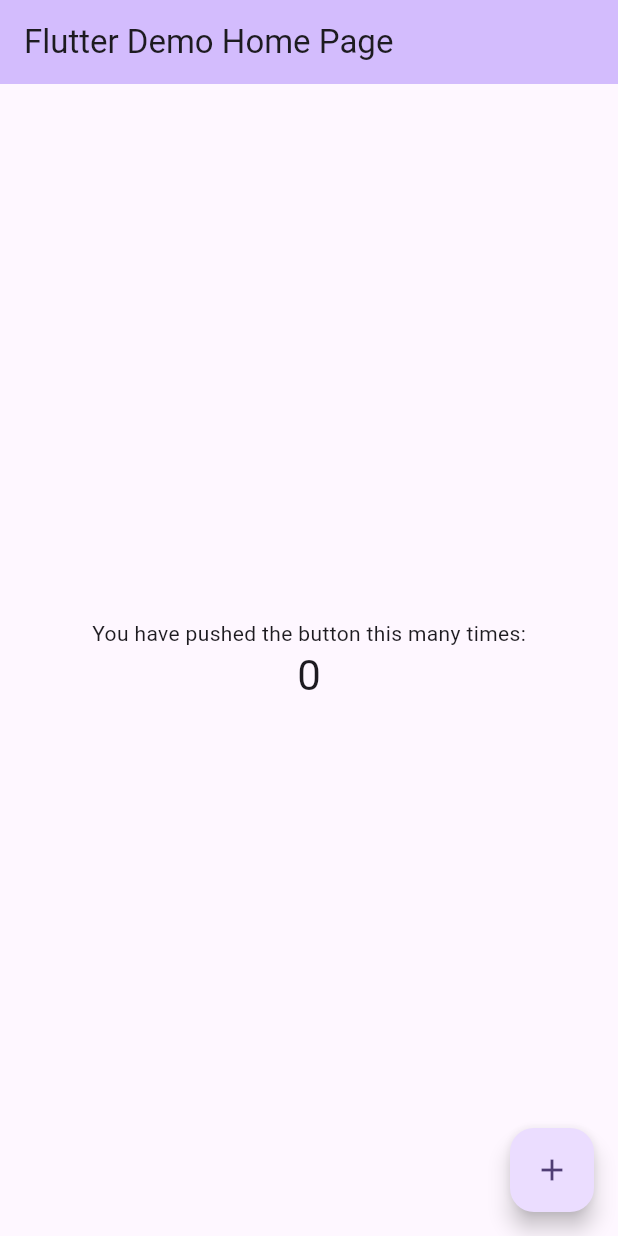
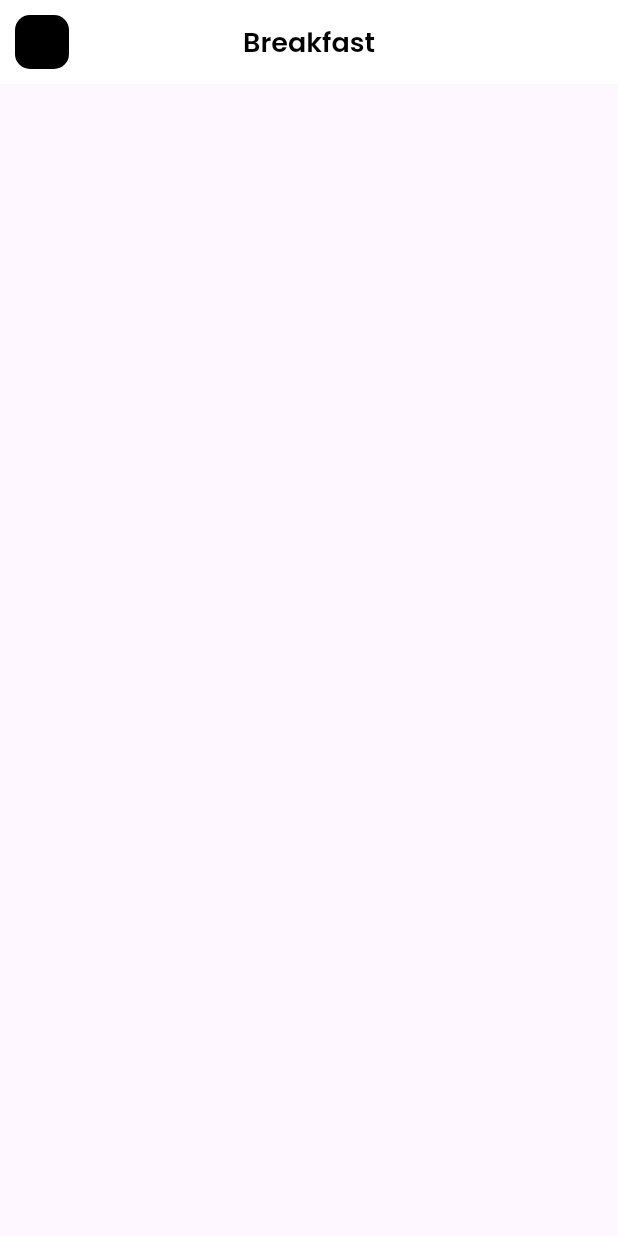
Before and after one commit to DracoNick0/FlutterFitnessApp, a Flutter app: the screen it shows after launch, on a phone screen of 412 x 824 dp. Run offline on Flutter 3.47's test engine with Material 3 defaults, Android fonts, the phone set to English and light mode, and no system bars.

Commit message:
Has app bar and a black box in the top left.

```diff
--- a/lib/main.dart
+++ b/lib/main.dart
@@ -1,3 +1,4 @@
+import 'package:fitness/page/home.dart';
 import 'package:flutter/material.dart';
 
 void main() {
@@ -11,115 +12,8 @@ class MyApp extends StatelessWidget {
   @override
   Widget build(BuildContext context) {
     return MaterialApp(
-      title: 'Flutter Demo',
-      theme: ThemeData(
-        // This is the theme of your application.
-        //
-        // TRY THIS: Try running your application with "flutter run". You'll see
-        // the application has a purple toolbar. Then, without quitting the app,
-        // try changing the seedColor in the colorScheme below to Colors.green
-        // and then invoke "hot reload" (save your changes or press the "hot
-        // reload" button in a Flutter-supported IDE, or press "r" if you used
-        // the command line to start the app).
-        //
-        // Notice that the counter didn't reset back to zero; the application
-        // state is not lost during the reload. To reset the state, use hot
-        // restart instead.
-        //
-        // This works for code too, not just values: Most code changes can be
-        // tested with just a hot reload.
-        colorScheme: ColorScheme.fromSeed(seedColor: Colors.deepPurple),
-        useMaterial3: true,
-      ),
-      home: const MyHomePage(title: 'Flutter Demo Home Page'),
-    );
+        debugShowCheckedModeBanner: false,
+        theme: ThemeData(fontFamily: 'Poppins'),
+        home: const HomePage());
   }
 }
-
-class MyHomePage extends StatefulWidget {
-  const MyHomePage({super.key, required this.title});
-
-  // This widget is the home page of your application. It is stateful, meaning
-  // that it has a State object (defined below) that contains fields that affect
-  // how it looks.
-
-  // This class is the configuration for the state. It holds the values (in this
-  // case the title) provided by the parent (in this case the App widget) and
-  // used by the build method of the State. Fields in a Widget subclass are
-  // always marked "final".
-
-  final String title;
-
-  @override
-  State<MyHomePage> createState() => _MyHomePageState();
-}
-
-class _MyHomePageState extends State<MyHomePage> {
-  int _counter = 0;
-
-  void _incrementCounter() {
-    setState(() {
-      // This call to setState tells the Flutter framework that something has
-      // changed in this State, which causes it to rerun the build method below
-      // so that the display can reflect the updated values. If we changed
-      // _counter without calling setState(), then the build method would not be
-      // called again, and so nothing would appear to happen.
-      _counter++;
-    });
-  }
-
-  @override
-  Widget build(BuildContext context) {
-    // This method is rerun every time setState is called, for instance as done
-    // by the _incrementCounter method above.
-    //
-    // The Flutter framework has been optimized to make rerunning build methods
-    // fast, so that you can just rebuild anything that needs updating rather
-    // than having to individually change instances of widgets.
-    return Scaffold(
-      appBar: AppBar(
-        // TRY THIS: Try changing the color here to a specific color (to
-        // Colors.amber, perhaps?) and trigger a hot reload to see the AppBar
-        // change color while the other colors stay the same.
-        backgroundColor: Theme.of(context).colorScheme.inversePrimary,
-        // Here we take the value from the MyHomePage object that was created by
-        // the App.build method, and use it to set our appbar title.
-        title: Text(widget.title),
-      ),
-      body: Center(
-        // Center is a layout widget. It takes a single child and positions it
-        // in the middle of the parent.
-        child: Column(
-          // Column is also a layout widget. It takes a list of children and
-          // arranges them vertically. By default, it sizes itself to fit its
-          // children horizontally, and tries to be as tall as its parent.
-          //
-          // Column has various properties to control how it sizes itself and
-          // how it positions its children. Here we use mainAxisAlignment to
-          // center the children vertically; the main axis here is the vertical
-          // axis because Columns are vertical (the cross axis would be
-          // horizontal).
-          //
-          // TRY THIS: Invoke "debug painting" (choose the "Toggle Debug Paint"
-          // action in the IDE, or press "p" in the console), to see the
-          // wireframe for each widget.
-          mainAxisAlignment: MainAxisAlignment.center,
-          children: <Widget>[
-            const Text(
-              'You have pushed the button this many times:',
-            ),
-            Text(
-              '$_counter',
-              style: Theme.of(context).textTheme.headlineMedium,
-            ),
-          ],
-        ),
-      ),
-      floatingActionButton: FloatingActionButton(
-        onPressed: _incrementCounter,
-        tooltip: 'Increment',
-        child: const Icon(Icons.add),
-      ), // This trailing comma makes auto-formatting nicer for build methods.
-    );
-  }
-}
--- /dev/null
+++ b/lib/page/home.dart
@@ -0,0 +1,25 @@
+import 'package:flutter/material.dart';
+
+class HomePage extends StatelessWidget {
+  const HomePage({super.key});
+
+  @override
+  Widget build(BuildContext context) {
+    return Scaffold(
+      appBar: AppBar(
+          title: Text('Breakfast',
+              style: TextStyle(
+                  color: Colors.black,
+                  fontSize: 18,
+                  fontWeight: FontWeight.bold)),
+          backgroundColor: Colors.white,
+          elevation: 0.0,
+          centerTitle: true,
+          leading: Container(
+              margin: EdgeInsets.all(10),
+              decoration: BoxDecoration(
+                  color: Colors.black,
+                  borderRadius: BorderRadius.circular(10)))),
+    );
+  }
+}
```
Also changed, not shown: pubspec.yaml (+12 -6 lines), fonts/Poppins-Bold.ttf (added), fonts/Poppins-Medium.ttf (added), fonts/Poppins-Regular.ttf (added), fonts/Poppins-SemiBold.ttf (added), pubspec.lock.
